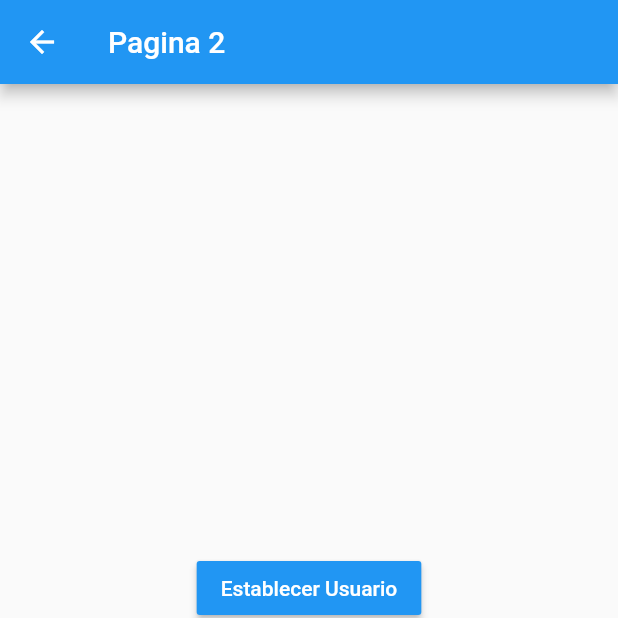
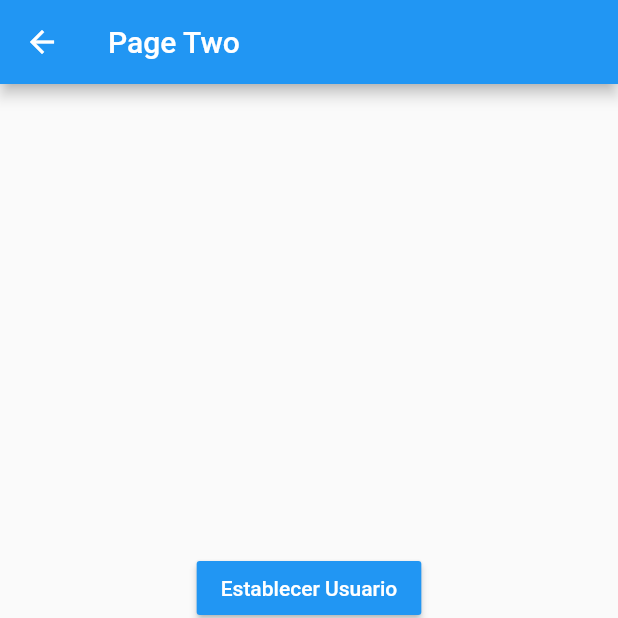
Before and after one commit to AlanCasasArevalo/Flutter_Status, a Flutter app: the PageTwo screen opened by its route, on a phone screen of 412 x 824 dp, the top half of it. Run offline on Flutter 3.47's test engine with Material 2 defaults, Android fonts, the phone set to English and light mode, and no system bars.

```diff
--- a/lib/pages/page_two.dart
+++ b/lib/pages/page_two.dart
@@ -7,7 +7,12 @@ class PageTwo extends StatelessWidget {
   Widget build(BuildContext context) {
     return Scaffold(
       appBar: AppBar(
-        title: Text('Pagina 2'),
+        title:StreamBuilder(
+          stream: userService.userStream,
+          builder: (BuildContext context, AsyncSnapshot<User> snapshot) {
+            return snapshot.hasData ? Text('Name: ${snapshot.data.name}') : Text('Page Two');
+          },
+        ),
       ),
       body: Center(
         child: Column(
--- a/lib/services/user_service.dart
+++ b/lib/services/user_service.dart
@@ -4,7 +4,7 @@ import 'dart:async';
 class _UserService {
   User _user;
 
-  StreamController<User> _userStreamController = new StreamController<User>();
+  StreamController<User> _userStreamController = new StreamController<User>.broadcast();
 
   User get user => this._user;
   bool get isUserExists => (this._user != null) ? true : false;
@@ -20,6 +20,10 @@ class _UserService {
     this._user.age = age;
     this._userStreamController.add(this._user);
   }
+
+  dispose() {
+    _userStreamController?.close();
+  }
 }
 
 final userService = new _UserService();
```
